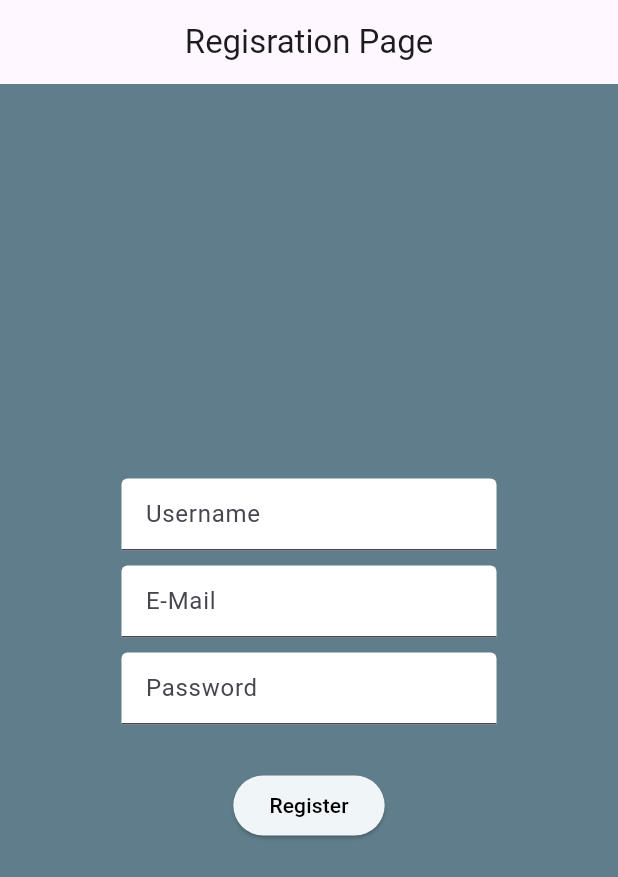
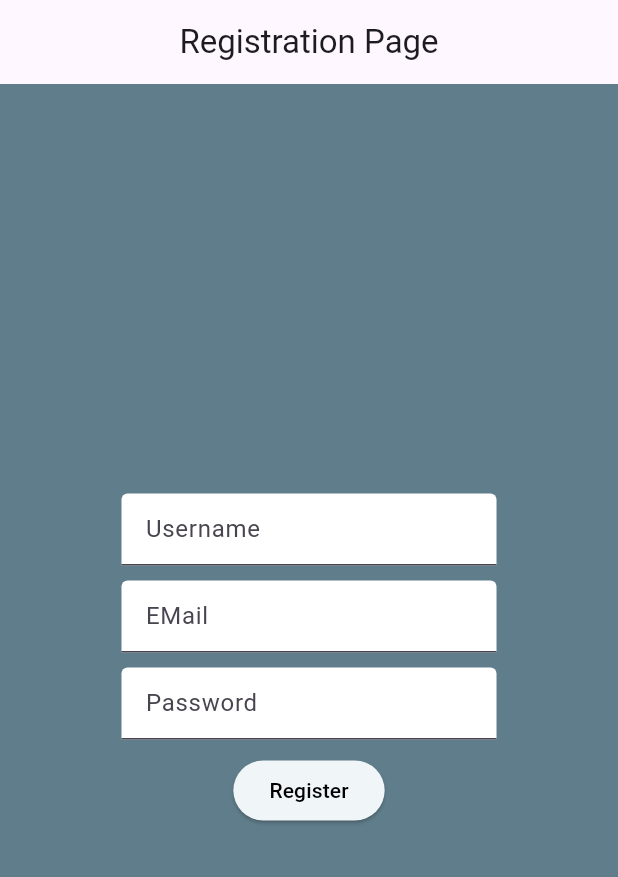
Before and after one commit to RajavigneshT/flutter_app, a Flutter app: the screen it shows after launch, after a tap on "Register", on a phone screen of 412 x 824 dp. Shown: the top 877 px of the screen. Run offline on Flutter 3.47's test engine with Material 3 defaults, Android fonts, the phone set to English and light mode, and no system bars.

Commit message:
Change code folders

```diff
--- /dev/null
+++ b/lib/components/custom_button_field.dart
@@ -0,0 +1,25 @@
+import 'package:flutter/material.dart';
+
+class CustomButton extends StatelessWidget {
+  final VoidCallback onPressed;
+  final String text;
+
+  const CustomButton({
+    required this.onPressed,
+    required this.text,
+  });
+
+  @override
+  Widget build(BuildContext context) {
+    return ElevatedButton(
+      onPressed: onPressed,
+      style: ElevatedButton.styleFrom(
+        primary: Color.fromARGB(255, 240, 245, 247),
+      ),
+      child: Text(
+        text,
+        style: TextStyle(color: Colors.black),
+      ),
+    );
+  }
+}
--- /dev/null
+++ b/lib/components/custom_text_fields.dart
@@ -0,0 +1,29 @@
+// ignore_for_file: use_key_in_widget_constructors, prefer_const_constructors, prefer_const_constructors_in_immutables
+
+import 'package:flutter/material.dart';
+
+class CustomTextField extends StatelessWidget {
+  final TextEditingController controller;
+  final String labelText;
+
+  CustomTextField({required this.controller, required this.labelText});
+
+  @override
+  Widget build(BuildContext context) {
+    return Align(
+      alignment: Alignment.center,
+      child: Container(
+        width: 250,
+        margin: EdgeInsets.only(bottom: 10),
+        child: TextField(
+          controller: controller,
+          decoration: InputDecoration(
+              labelText: labelText,
+              isDense: true,
+              filled: true,
+              fillColor: Colors.white),
+        ),
+      ),
+    );
+  }
+}
--- a/lib/main.dart
+++ b/lib/main.dart
@@ -1,5 +1,8 @@
+// ignore_for_file: use_key_in_widget_constructors
+
 import 'package:flutter/material.dart';
-import 'package:flutter_app/registration.dart'; // Update with the actual filename
+//import 'package:flutter_app/registration.dart'; // Update with the actual filename
+import 'package:flutter_app/screens/registration_page.dart';
 
 class MyApp extends StatelessWidget
 {
@@ -7,7 +10,7 @@ class MyApp extends StatelessWidget
   Widget build(BuildContext context)
   {
     return MaterialApp(
-      home: RegisrationPage(),
+      home: RegistrationPage(),
     );
   }
 }
--- a/lib/registration.dart
+++ b/lib/registration.dart
@@ -1,4 +1,4 @@
-// ignore_for_file: prefer_const_constructors, library_private_types_in_public_api, use_key_in_widget_constructors, duplicate_ignore
+// ignore_for_file: prefer_const_constructors, library_private_types_in_public_api, use_key_in_widget_constructors, duplicate_ignore, deprecated_member_use
 
 import 'package:flutter/material.dart';
 import 'package:http/http.dart' as http;
--- /dev/null
+++ b/lib/screens/registration_page.dart
@@ -0,0 +1,55 @@
+// ignore_for_file: library_private_types_in_public_api, use_key_in_widget_constructors, prefer_const_constructors, deprecated_member_use, unused_element
+
+import 'package:flutter/material.dart';
+import 'package:flutter_app/components/custom_text_fields.dart';
+import 'package:flutter_app/components/custom_button_field.dart';
+import 'package:flutter_app/utils/network_util.dart';
+
+class RegistrationPage extends StatefulWidget {
+  @override
+  _RegistrationPageState createState() => _RegistrationPageState();
+}
+
+class _RegistrationPageState extends State<RegistrationPage> {
+  final TextEditingController _usernameController = TextEditingController();
+  final TextEditingController _emailController = TextEditingController();
+  final TextEditingController _passwordController = TextEditingController();
+  final NetworkUtil _networkUtil = NetworkUtil();
+
+  Future<void> _register() async {
+    await _networkUtil.register(
+      _usernameController.text,
+      _emailController.text,
+      _passwordController.text,
+    );
+  }
+
+  @override
+  Widget build(BuildContext context) {
+    return Scaffold(
+      appBar: AppBar(
+        title: Text('Registration Page'),
+        centerTitle: true,
+      ),
+     backgroundColor: Colors.blueGrey,
+      body: Padding(
+        padding: const EdgeInsets.all(16.0),
+        child: Padding(
+          padding: const EdgeInsets.all(16.0),
+          child: Column(
+            mainAxisAlignment: MainAxisAlignment.center,
+            children: [
+              CustomTextField(controller: _usernameController, labelText: 'Username'),
+              CustomTextField(controller: _emailController, labelText: 'EMail'),
+              CustomTextField(controller: _passwordController, labelText: 'Password'),
+              CustomButton(
+                onPressed: _register,
+                text: 'Register',
+              ),
+            ],
+          ),
+        ),
+      ),
+    );
+  }
+}
--- /dev/null
+++ b/lib/utils/network_util.dart
@@ -0,0 +1,17 @@
+// ignore_for_file: avoid_print
+
+import 'package:http/http.dart' as http;
+
+class NetworkUtil {
+  Future<void> register(String username, String email, String password) async {
+    final response = await http.post(
+      'http://127.0.0.1:8000/register' as Uri,
+      body: {
+        'name': username,
+        'email': email,
+        'password': password,
+      },
+    );
+    print(response.body);
+  }
+}
--- a/pubspec.yaml
+++ b/pubspec.yaml
@@ -50,10 +50,8 @@ flutter:
   # the material Icons class.
   uses-material-design: true
 
-  # To add assets to your application, add an assets section, like this:
-  # assets:
-  #   - images/a_dot_burr.jpeg
-  #   - images/a_dot_ham.jpeg
+
+
 
   # An image asset can refer to one or more resolution-specific "variants", see
   # https://flutter.dev/assets-and-images/#resolution-aware
```
